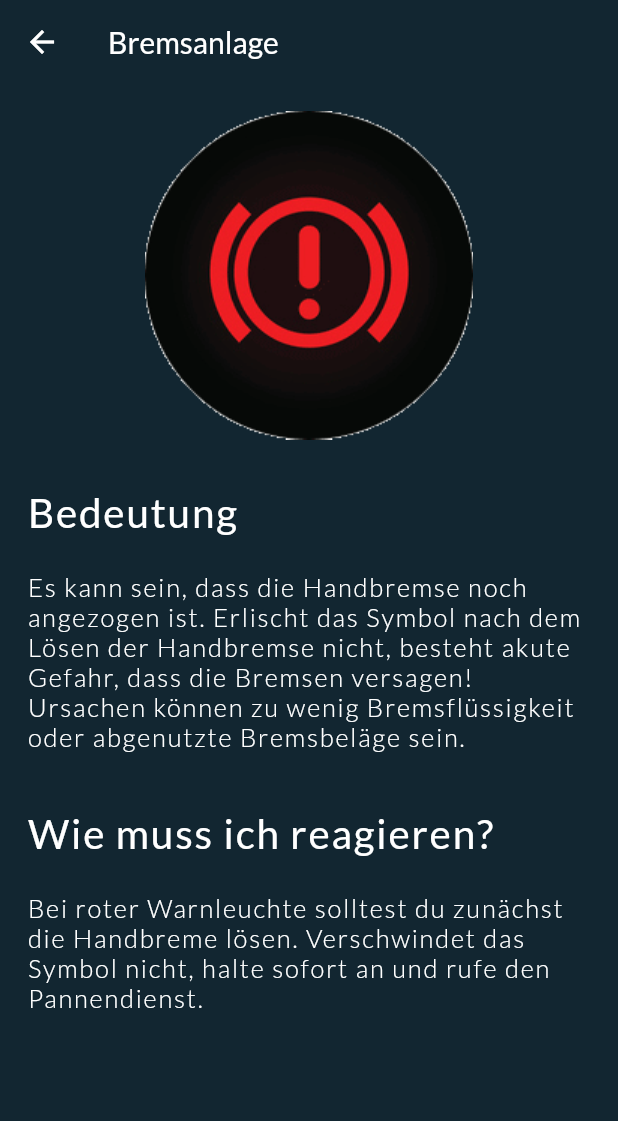
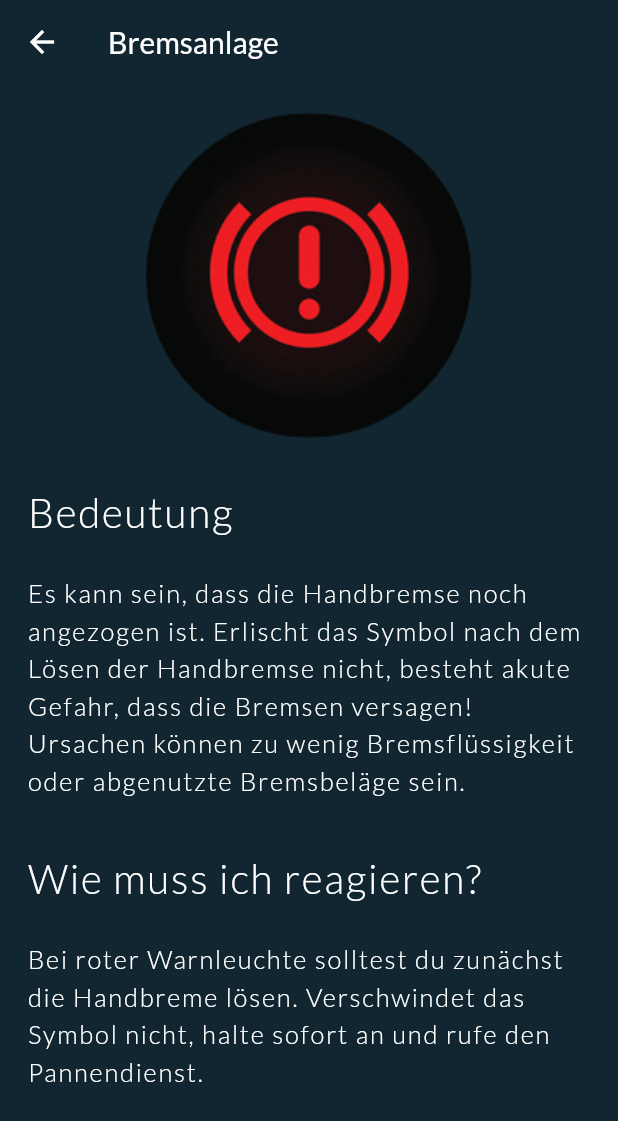
Before and after one commit to philan92/CarTastic, a Flutter app: the WarningLightDetailScreen screen opened directly with sample values from the repository, on a phone screen of 412 x 824 dp. Shown: the top 1121 px of the screen. Run offline on Flutter 3.47's test engine with Material 2 defaults, Android fonts, the phone set to English and light mode, and no system bars; network calls fail.

Commit message:
adjusted icons warning light detail view scrollable on small screens

```diff
--- a/lib/screens/home_screen/home_screen.dart
+++ b/lib/screens/home_screen/home_screen.dart
@@ -18,7 +18,7 @@ class HomeScreen extends StatelessWidget {
           padding: const EdgeInsets.only(left: 8.0),
           child: SizedBox(
             height: 25.0,
-            child: Image.asset('assets/images/cartastic-logo1.png'),
+            child: Image.asset('assets/images/simplecar-logo.png'),
           ),
         ),
         actions: [
--- a/lib/screens/warning_lights_screen/warning_light_detail_screen.dart
+++ b/lib/screens/warning_lights_screen/warning_light_detail_screen.dart
@@ -15,7 +15,8 @@ class WarningLightDetailScreen extends StatelessWidget {
       appBar: AppBar(
         title: Text(warningLight.name),
       ),
-      body: Container(
+      body: SingleChildScrollView(
+        child: Container(
           alignment: Alignment.center,
           color: kBackgroundColor1,
           padding: EdgeInsets.all(18),
@@ -41,7 +42,7 @@ class WarningLightDetailScreen extends StatelessWidget {
                     'Bedeutung',
                     style: TextStyle(
                         fontSize: 27,
-                      fontWeight: FontWeight.w500,
+                        fontWeight: FontWeight.w300,
                         letterSpacing: 1.2),
                   ),
                   SizedBox(
@@ -52,6 +53,7 @@ class WarningLightDetailScreen extends StatelessWidget {
                     style: TextStyle(
                         fontSize: 17,
                         fontWeight: FontWeight.w300,
+                        height: 1.5,
                         letterSpacing: 1.2),
                   ),
                   SizedBox(
@@ -61,7 +63,7 @@ class WarningLightDetailScreen extends StatelessWidget {
                     'Wie muss ich reagieren?',
                     style: TextStyle(
                         fontSize: 27,
-                      fontWeight: FontWeight.w500,
+                        fontWeight: FontWeight.w300,
                         letterSpacing: 1.2),
                   ),
                   SizedBox(
@@ -72,6 +74,7 @@ class WarningLightDetailScreen extends StatelessWidget {
                     style: TextStyle(
                         fontSize: 17,
                         fontWeight: FontWeight.w300,
+                        height: 1.5,
                         letterSpacing: 1.2),
                   ),
                 ],
@@ -79,6 +82,7 @@ class WarningLightDetailScreen extends StatelessWidget {
             ],
           ),
         ),
+      ),
     );
   }
 }
```
Also changed, not shown: lib/constants.dart (+0 -11 lines), assets/images/simplecar-logo.png (added), assets/images/warning_lights/warnleuchte-abs.png, assets/images/warning_lights/warnleuchte-airbag.png, assets/images/warning_lights/warnleuchte-anschnallen.png, assets/images/warning_lights/warnleuchte-batterie.png, assets/images/warning_lights/warnleuchte-bremsen.png, assets/images/warning_lights/warnleuchte-bremsverschleiss.png, assets/images/warning_lights/warnleuchte-esp.png, assets/images/warning_lights/warnleuchte-kuehlmittel-temperatur.png, assets/images/warning_lights/warnleuchte-motorkontrolle.png, assets/images/warning_lights/warnleuchte-oeldruck.png, assets/images/warning_lights/warnleuchte-reifendruck.png, assets/images/warning_lights/warnleuchte-tank.png. Lines whose indentation alone changed are shown as unchanged.
